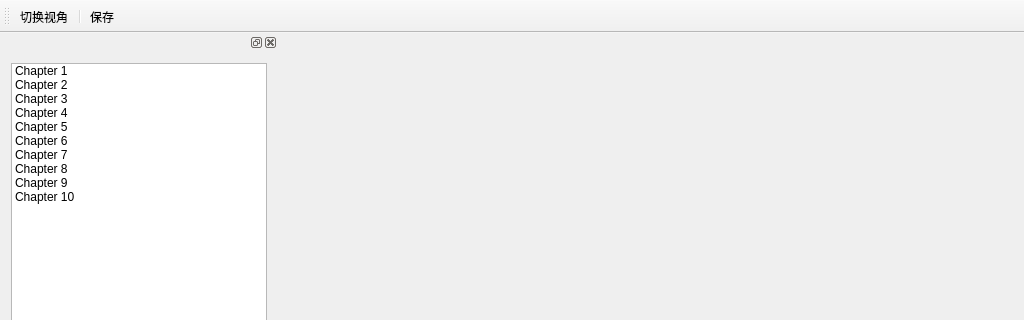
Above: DirectXWithQt/mainwindow.ui from lvke-neu/DXWithQT before the change; both pictures show x 0 to 1024 and y 0 to 320 of the 1024 by 768 pixel window. Below: the same form after it.
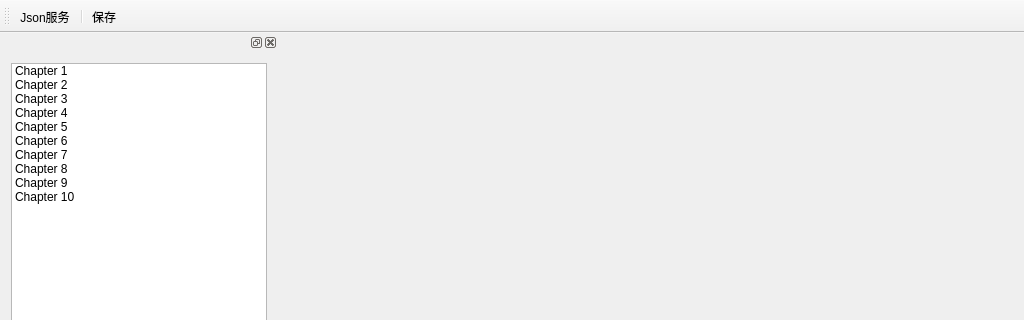
That is the form after the change.

Commit message: json服务基本框架搭建完成已经测试成功，下一步弹出个文本框，输入json进行解析

What changed in the file:
```diff
--- a/DirectXWithQt/mainwindow.ui
+++ b/DirectXWithQt/mainwindow.ui
@@ -24,7 +24,7 @@
    <attribute name="toolBarBreak">
     <bool>false</bool>
    </attribute>
-   <addaction name="action"/>
+   <addaction name="jsonService"/>
    <addaction name="separator"/>
    <addaction name="action_2"/>
   </widget>
@@ -91,9 +91,12 @@
     </layout>
    </widget>
   </widget>
-  <action name="action">
+  <action name="jsonService">
+   <property name="enabled">
+    <bool>true</bool>
+   </property>
    <property name="text">
-    <string>切换视角</string>
+    <string>Json服务</string>
    </property>
   </action>
   <action name="action_2">
```
The commit also changes 7 other files.
